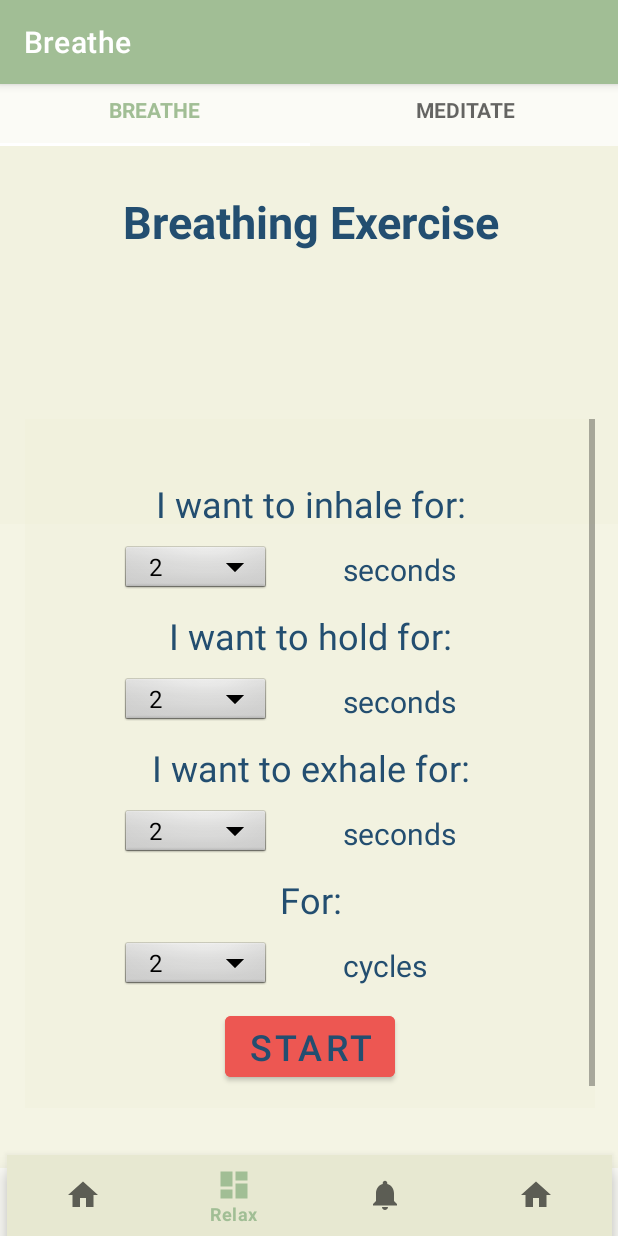
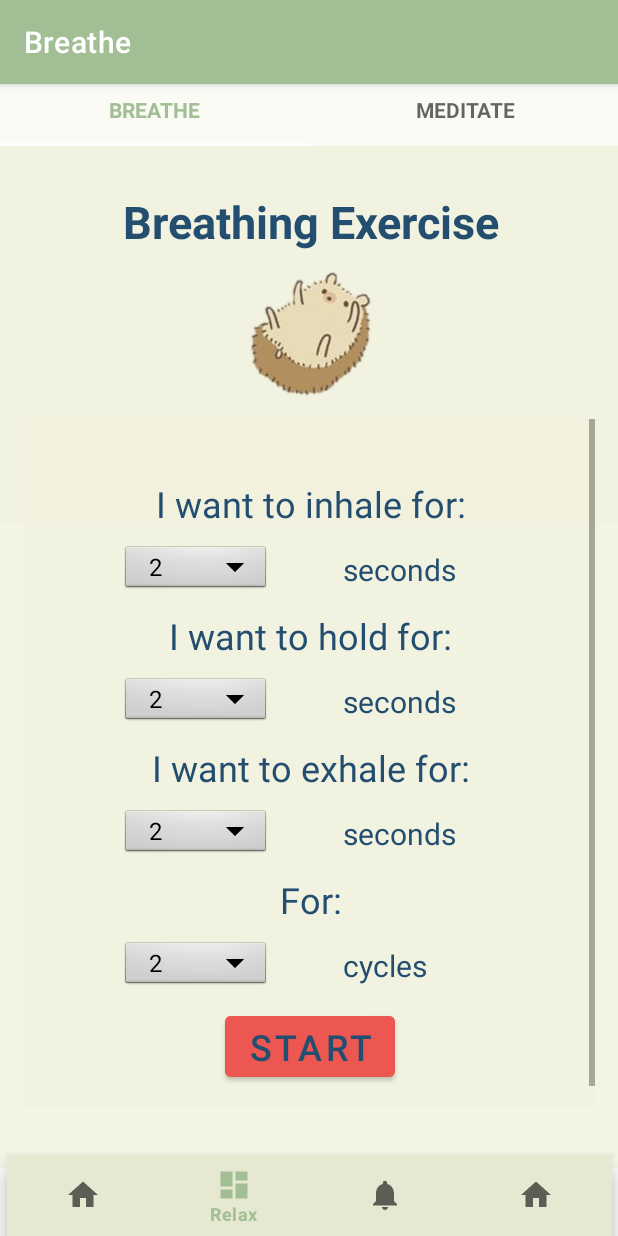
Before and after one commit to asiptsova/Vozyk, an Android app: the screen it shows after launch (MainActivity), item 2 of the bottom bar chosen, on a phone screen of 412 x 824 dp. Run offline under Robolectric (Android 15) with nearby library versions, the phone set to English and light mode, and no system bars; our stand-ins replace navigation-ui; libraries missing offline, so code that uses them is left out: com.github.mikephil.charting; Roboto replaces fonts that are not available here; 15 statements that could not run were skipped.

Commit message:
<UI/UX fix 2.9.3>

```diff
--- a/app/src/main/res/layout/activity_breathing.xml
+++ b/app/src/main/res/layout/activity_breathing.xml
@@ -26,6 +26,20 @@
             android:textStyle="bold"
             android:textColor="#234E70"
             android:textSize="30sp" />
+
+        <ImageView
+            android:id="@+id/image_logo"
+            android:layout_gravity="center"
+            android:layout_width="119dp"
+            android:layout_height="107dp"
+            android:layout_below="@id/Email"
+            android:contentDescription="TODO"
+            android:src="@drawable/vozyk_2_1"
+            app:layout_constraintBottom_toBottomOf="parent"
+            app:layout_constraintEnd_toEndOf="parent"
+            app:layout_constraintHorizontal_bias="0.498"
+            app:layout_constraintLeft_toRightOf="@+id/password"
+            app:layout_constraintStart_toStartOf="parent" />
 
     </LinearLayout>
 
```
